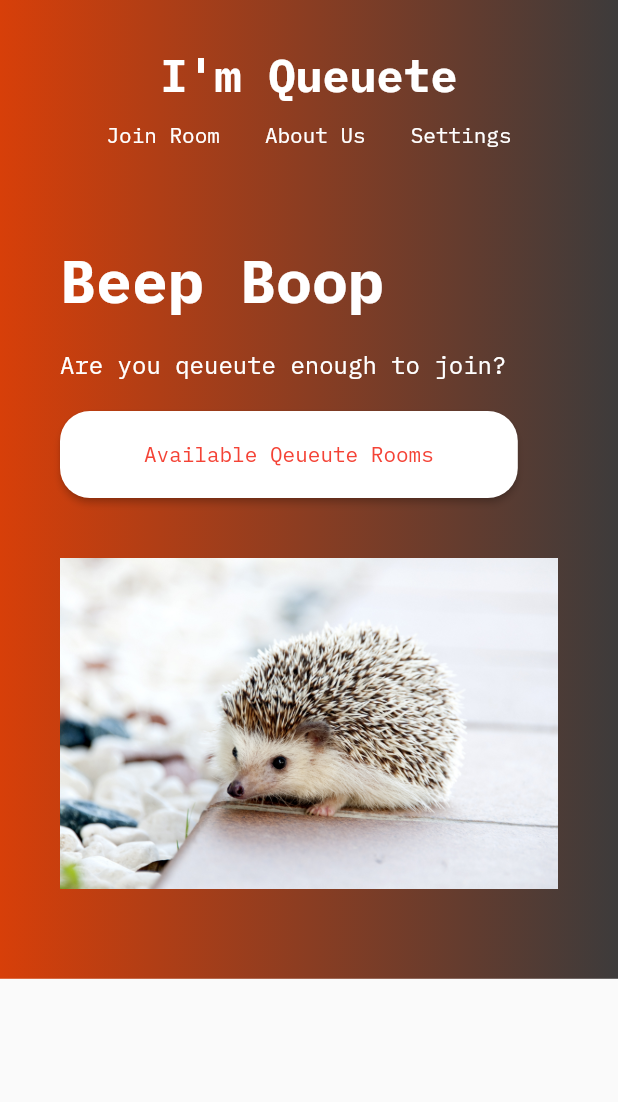
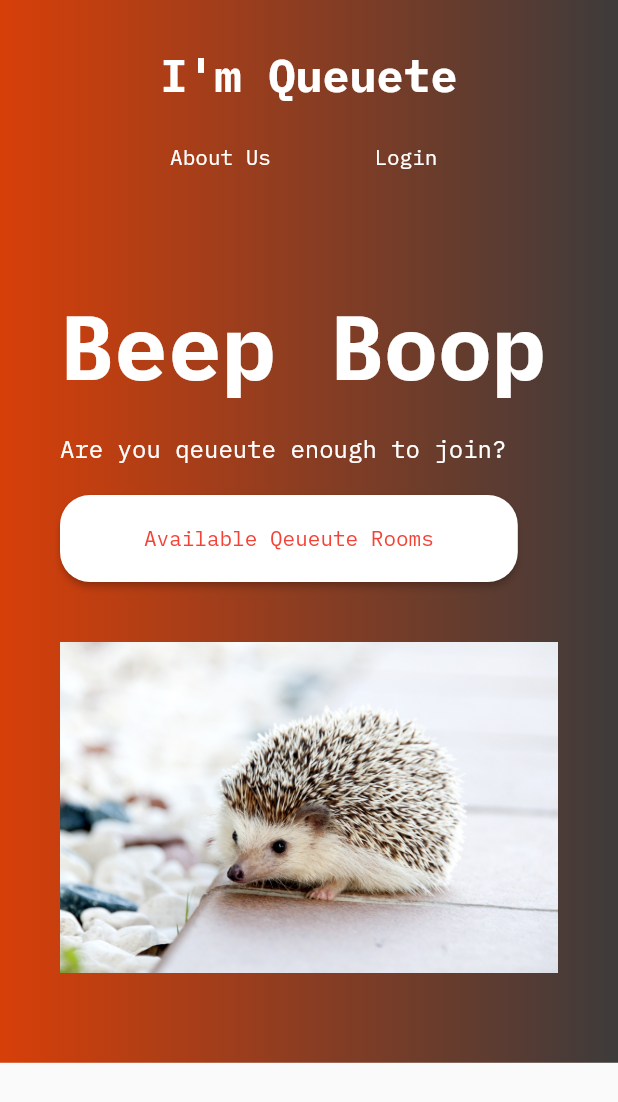
Before and after one commit to kylehannon-cs/queuete_system, a Flutter app: the screen it shows after launch, on a phone screen of 412 x 824 dp. Shown: the top 1102 px of the screen. Run offline on Flutter 3.47's test engine with Material 2 defaults, Android fonts, the light colour scheme and no system bars.

Commit message:
Main page, Navbar, Firebase

```diff
--- a/lib/LandingPage/LandingPage.dart
+++ b/lib/LandingPage/LandingPage.dart
@@ -11,7 +11,7 @@ class LandingPage extends StatelessWidget {
           children: <Widget>[
             Text("Beep Boop", style: TextStyle(
               fontWeight: FontWeight.bold,
-              fontSize: 40.0,
+              fontSize: 60.0,
               color: Colors.white
             ),),
             Padding(
--- a/lib/Navbar/Navbar.dart
+++ b/lib/Navbar/Navbar.dart
@@ -21,12 +21,11 @@ class DesktopNavbar extends StatelessWidget {
     return Padding(
       padding: const EdgeInsets.symmetric(vertical: 30, horizontal: 40),
       child: Container(
-        constraints: BoxConstraints(maxWidth: 3840),
         child: Row(
             mainAxisAlignment: MainAxisAlignment.spaceBetween,
             children: <Widget>[
               Text(
-                "I'm Queuete",
+                "I'm Queuete!",
                 style: TextStyle(
                     fontWeight: FontWeight.bold,
                     color: Colors.white,
@@ -37,16 +36,22 @@ class DesktopNavbar extends StatelessWidget {
                   SizedBox(
                     width: 30,
                   ),
-                  Text(
+                  FlatButton(
+                    onPressed: () {},
+                    child: Text(
                       "About Us",
                       style: TextStyle(color: Colors.white),
+                    ),
                   ),
                   SizedBox(
                     width: 30,
                   ),
-                  Text(
-                    "Settings",
+                  FlatButton(
+                    onPressed: () {},
+                    child: Text(
+                      "Login",
                       style: TextStyle(color: Colors.white),
+                    ),
                   ),
                   SizedBox(
                     width: 30,
@@ -89,23 +94,22 @@ class MobileNavbar extends StatelessWidget {
                   child: Row(
                     mainAxisAlignment: MainAxisAlignment.center,
                     children: <Widget>[
-                      Text(
-                        "Join Room",
+                      FlatButton(
+                        onPressed: () {},
+                        child: Text(
+                          "About Us",
                           style: TextStyle(color: Colors.white),
+                        ),
                       ),
                       SizedBox(
                         width: 30,
                       ),
-                      Text(
-                        "About Us",
+                      FlatButton(
+                        onPressed: () {},
+                        child: Text(
+                          "Login",
                           style: TextStyle(color: Colors.white),
                         ),
-                      SizedBox(
-                        width: 30,
-                      ),
-                      Text(
-                        "Settings",
-                        style: TextStyle(color: Colors.white),
                       ),
                     ],
                   ),
--- a/lib/main.dart
+++ b/lib/main.dart
@@ -11,9 +11,8 @@ class MyApp extends StatelessWidget {
   @override
   Widget build(BuildContext context) {
     return MaterialApp(
-      title: 'Queuete System',
+      title: "I'm Queuete!",
       theme: ThemeData(
-        primarySwatch: Colors.blue,
         fontFamily: "IBMPlexMono"
       ),
       home: MyHomePage(),
```
Lines whose indentation alone changed are shown as unchanged.
